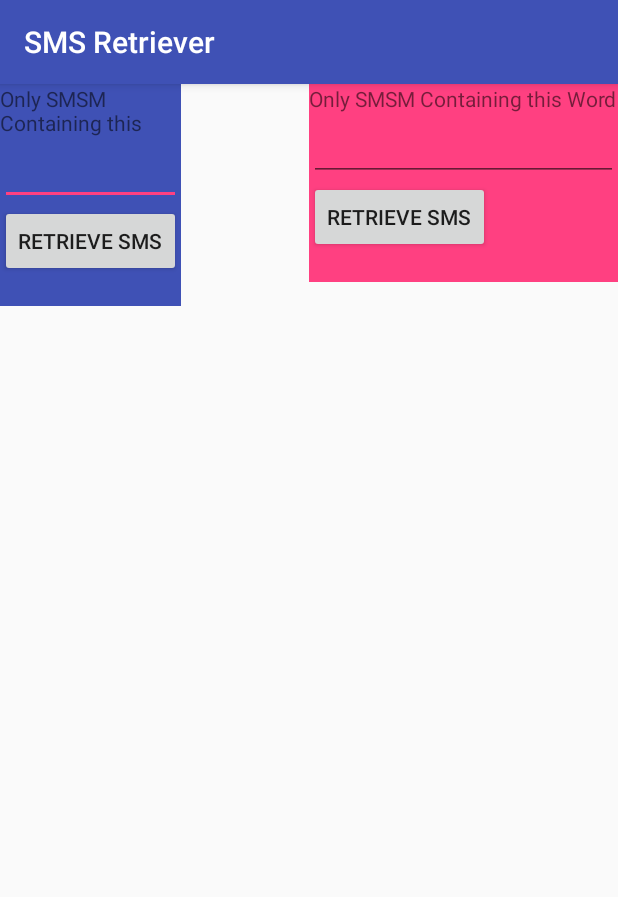
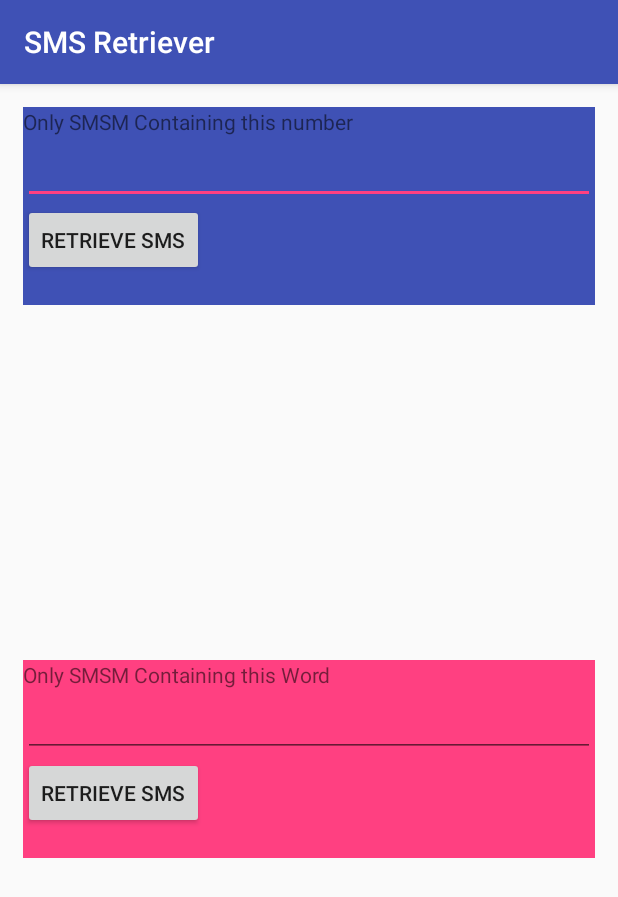
Before and after one commit to aimanished/SMSRetriever, an Android app: the screen it shows after launch (MainActivity), on a phone screen of 412 x 824 dp. Shown: the top 897 px of the screen. Run offline under Robolectric (Android 15) with nearby library versions, the phone set to English and light mode, and no system bars.

```diff
--- a/app/src/main/res/layout/activity_main.xml
+++ b/app/src/main/res/layout/activity_main.xml
@@ -4,19 +4,20 @@
     xmlns:tools="http://schemas.android.com/tools"
     android:layout_width="match_parent"
     android:layout_height="match_parent"
-
+    android:orientation="vertical"
+    android:padding="15dp"
     tools:context=".MainActivity">
 
     <FrameLayout
-        android:layout_width="wrap_content"
-        android:layout_height="match_parent"
+        android:layout_width="match_parent"
+        android:layout_height="wrap_content"
         android:layout_weight="1"
         android:id="@+id/frame1"/>
 
 
     <FrameLayout
-        android:layout_width="wrap_content"
-        android:layout_height="match_parent"
+        android:layout_width="match_parent"
+        android:layout_height="wrap_content"
         android:layout_weight="1"
         android:id="@+id/frame2"/>
 
--- a/app/src/main/res/layout/fragment_number.xml
+++ b/app/src/main/res/layout/fragment_number.xml
@@ -1,18 +1,16 @@
 <?xml version="1.0" encoding="utf-8"?>
 
-<ScrollView
-    android:layout_width="wrap_content"
+<ScrollView xmlns:android="http://schemas.android.com/apk/res/android"
+    xmlns:tools="http://schemas.android.com/tools"
+    android:layout_width="match_parent"
     android:layout_height="wrap_content"
-    xmlns:android="http://schemas.android.com/apk/res/android"
-    xmlns:tools="http://schemas.android.com/tools"
-    tools:context=".FragmentNumber"
-    >
+    tools:context=".FragmentNumber">
+
     <LinearLayout
         android:layout_width="match_parent"
-    android:layout_height="wrap_content"
-    android:orientation="vertical"
+        android:layout_height="match_parent"
         android:background="@color/colorPrimary"
-    >
+        android:orientation="vertical">
 
 
         <TextView
@@ -21,21 +19,22 @@
             android:text="Only SMSM Containing this number" />
 
         <EditText
+            android:id="@+id/etNumber"
             android:layout_width="match_parent"
             android:layout_height="wrap_content"
-        android:id="@+id/etNumber"
-        android:text=" "/>
+            android:inputType="number"
+            android:text=" " />
 
         <Button
+            android:id="@+id/btnRetrieve"
             android:layout_width="wrap_content"
             android:layout_height="wrap_content"
-        android:id="@+id/btnRetrieve"
-        android:text="retrieve sms"/>
+            android:text="retrieve sms" />
 
         <TextView
+            android:id="@+id/tv"
             android:layout_width="match_parent"
-        android:layout_height="wrap_content"
-        android:id="@+id/tv"/>
+            android:layout_height="wrap_content" />
 
     </LinearLayout>
 </ScrollView>
--- a/app/src/main/res/layout/fragment_word.xml
+++ b/app/src/main/res/layout/fragment_word.xml
@@ -1,12 +1,17 @@
 <?xml version="1.0" encoding="utf-8"?>
-<LinearLayout
-    xmlns:android="http://schemas.android.com/apk/res/android"
+
+
+<ScrollView xmlns:android="http://schemas.android.com/apk/res/android"
     xmlns:tools="http://schemas.android.com/tools"
     android:layout_width="match_parent"
     android:layout_height="wrap_content"
-    android:orientation="vertical"
+    tools:context=".FragmentWord">
+
+    <LinearLayout
+        android:layout_width="match_parent"
+        android:layout_height="match_parent"
         android:background="@color/colorAccent"
-    tools:context=".FragmentWord">
+        android:orientation="vertical">
 
         <TextView
             android:layout_width="match_parent"
@@ -14,20 +19,23 @@
             android:text="Only SMSM Containing this Word" />
 
         <EditText
+            android:id="@+id/etWord"
             android:layout_width="match_parent"
             android:layout_height="wrap_content"
-        android:id="@+id/etWord"
-        android:text=" "/>
+            android:inputType="text"
+            android:text=" " />
 
         <Button
+            android:id="@+id/btnRetrieve"
             android:layout_width="wrap_content"
             android:layout_height="wrap_content"
-        android:id="@+id/btnRetrieve"
-        android:text="retrieve sms"/>
+            android:text="retrieve sms" />
 
         <TextView
+            android:id="@+id/tv"
             android:layout_width="match_parent"
-        android:layout_height="wrap_content"
-        android:id="@+id/tv"/>
+            android:layout_height="wrap_content" />
 
     </LinearLayout>
+
+</ScrollView>
```
Lines whose indentation alone changed are shown as unchanged.
